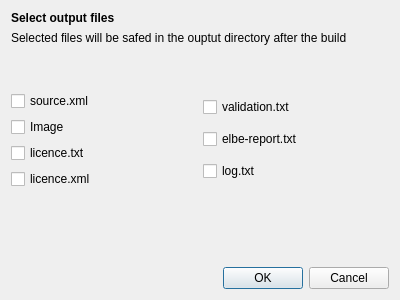
This is elbefrontend/buildprocessstartdialog.ui in emtrion/elbe-gui as Qt 5 draws it before an edit. The edited form follows.
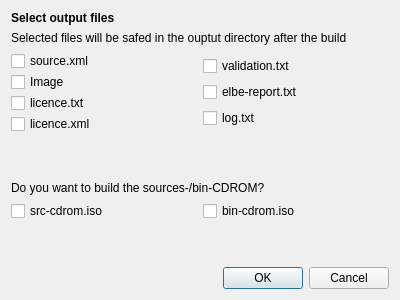
This is the edited form.

Commit message: build and file download running in own threads

The edit to the form file:
```diff
--- a/elbefrontend/buildprocessstartdialog.ui
+++ b/elbefrontend/buildprocessstartdialog.ui
@@ -22,7 +22,9 @@
   <property name="modal">
    <bool>true</bool>
   </property>
-  <layout class="QVBoxLayout" name="verticalLayout_3">
+  <layout class="QVBoxLayout" name="verticalLayout_5">
+   <item>
+    <layout class="QVBoxLayout" name="verticalLayout_4">
    <item>
     <layout class="QVBoxLayout" name="verticalLayout_2">
      <item>
@@ -52,23 +54,13 @@
        </item>
       </layout>
      </item>
-     <item>
-      <spacer name="verticalSpacer_2">
-       <property name="orientation">
-        <enum>Qt::Vertical</enum>
-       </property>
-       <property name="sizeHint" stdset="0">
-        <size>
-         <width>20</width>
-         <height>40</height>
-        </size>
-       </property>
-      </spacer>
-     </item>
      <item>
       <layout class="QHBoxLayout" name="Checkboxes">
        <item>
         <layout class="QVBoxLayout" name="CheckboxLeft">
+           <property name="spacing">
+            <number>1</number>
+           </property>
          <item>
           <widget class="QCheckBox" name="sourceCheck">
            <property name="toolTip">
@@ -113,6 +105,9 @@
        </item>
        <item>
         <layout class="QVBoxLayout" name="CheckboxRight">
+           <property name="spacing">
+            <number>1</number>
+           </property>
          <item>
           <widget class="QCheckBox" name="ValidationCheck">
            <property name="toolTip">
@@ -161,6 +156,50 @@
       </size>
      </property>
     </spacer>
+     </item>
+     <item>
+      <layout class="QVBoxLayout" name="verticalLayout_3">
+       <item>
+        <widget class="QLabel" name="Information_2">
+         <property name="text">
+          <string>Do you want to build the sources-/bin-CDROM?</string>
+         </property>
+        </widget>
+       </item>
+       <item>
+        <layout class="QHBoxLayout" name="horizontalLayout">
+         <item>
+          <widget class="QCheckBox" name="binCdCheck">
+           <property name="text">
+            <string>src-cdrom.iso</string>
+           </property>
+          </widget>
+         </item>
+         <item>
+          <widget class="QCheckBox" name="sourceCdCheck">
+           <property name="text">
+            <string>bin-cdrom.iso</string>
+           </property>
+          </widget>
+         </item>
+        </layout>
+       </item>
+      </layout>
+     </item>
+     <item>
+      <spacer name="verticalSpacer_2">
+       <property name="orientation">
+        <enum>Qt::Vertical</enum>
+       </property>
+       <property name="sizeHint" stdset="0">
+        <size>
+         <width>20</width>
+         <height>40</height>
+        </size>
+       </property>
+      </spacer>
+     </item>
+    </layout>
    </item>
    <item>
     <widget class="QDialogButtonBox" name="buttonBox">
```
Lines whose indentation alone changed are shown as unchanged. The commit also changes 12 other files.
